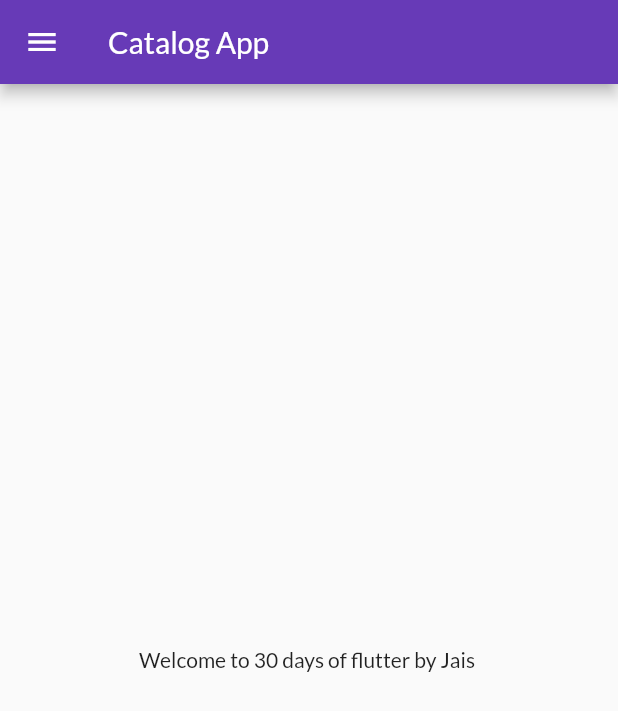
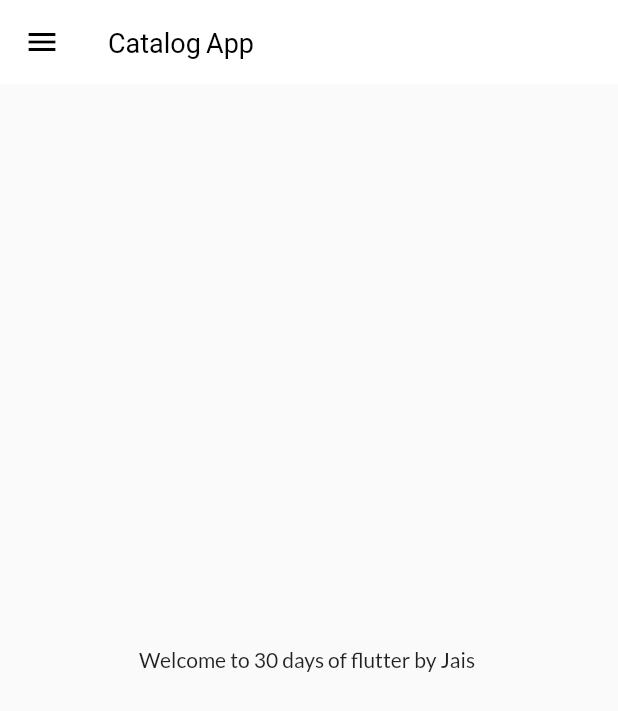
Before and after one commit to SaurabhJais26/firsttry, a Flutter app: the screen it shows after launch, on a phone screen of 412 x 824 dp. Shown: the top 711 px of the screen. Run offline on Flutter 3.47's test engine with Material 2 defaults, Android fonts, the light colour scheme and no system bars; our stand-ins replace google_fonts, matcher.

Commit message:
theme extracted

```diff
--- a/lib/main.dart
+++ b/lib/main.dart
@@ -1,7 +1,8 @@
 import 'package:firsttry/pages/home_page.dart';
 import 'package:firsttry/pages/login_page.dart';
+import 'package:firsttry/pages/widgets/themes.dart';
 import 'package:firsttry/utils/routes.dart';
-import 'package:google_fonts/google_fonts.dart';
+
 import 'package:flutter/material.dart';
 
 void main() {
@@ -15,13 +16,8 @@
   Widget build(BuildContext context) {
     return MaterialApp(
       themeMode: ThemeMode.light,
-      theme: ThemeData(
-        primarySwatch: Colors.deepPurple,
-        fontFamily: GoogleFonts.lato().fontFamily,
-      ),
-      darkTheme: ThemeData(
-        brightness: Brightness.dark,
-      ),
+      theme: MyTheme.lightTheme(context),
+      darkTheme: MyTheme.darkTheme(context),
       debugShowCheckedModeBanner: false,
       initialRoute: MyRoutes.homeRoute,
       routes: {
--- /dev/null
+++ b/lib/pages/widgets/themes.dart
@@ -0,0 +1,20 @@
+import 'package:flutter/material.dart';
+import 'package:google_fonts/google_fonts.dart';
+
+class MyTheme {
+  static ThemeData lightTheme(BuildContext context) => ThemeData(
+        primarySwatch: Colors.deepPurple,
+        fontFamily: GoogleFonts.lato().fontFamily,
+        appBarTheme: AppBarTheme(
+            color: Colors.white,
+            elevation: 0.0,
+            iconTheme: IconThemeData(color: Colors.black),
+            titleTextStyle: TextStyle(
+                color: Colors.black,
+                fontWeight: FontWeight.normal,
+                fontSize: 18)),
+      );
+  static ThemeData darkTheme(BuildContext context) => ThemeData(
+        brightness: Brightness.dark,
+      );
+}
```
